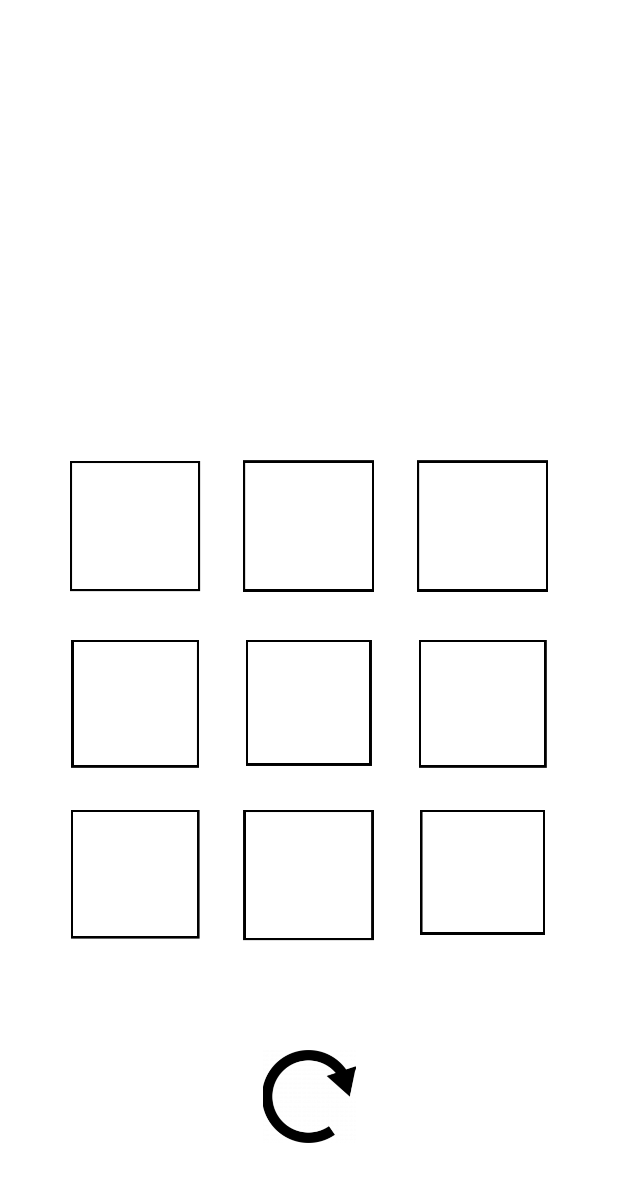
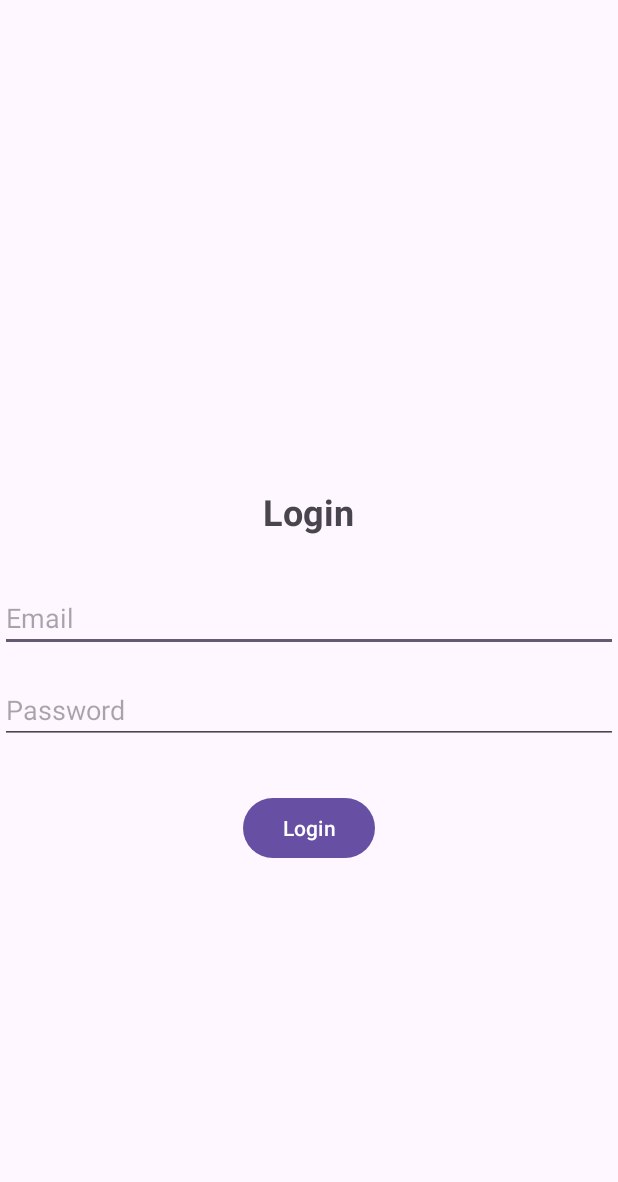
Before and after one commit to ItayMis/Tic_Tac_Toe_project, an Android app: the screen it shows after launch (MainActivity before the commit, LoginActivity after it), on a phone screen of 412 x 824 dp. Shown: the top 1182 px of the screen. Run offline under Robolectric (Android 15) with nearby library versions, the phone set to English and light mode, and no system bars; our stand-ins replace Firebase (no records; nobody signed in at launch, a user with empty details on screens opened directly); Roboto replaces fonts that are not available here.

Commit message:
8th commit

```diff
--- a/app/build.gradle.kts
+++ b/app/build.gradle.kts
@@ -37,7 +37,9 @@ dependencies {
     implementation(libs.material)
     implementation(libs.activity)
     implementation(libs.constraintlayout)
+    implementation(libs.firebase.auth)
     testImplementation(libs.junit)
     androidTestImplementation(libs.ext.junit)
     androidTestImplementation(libs.espresso.core)
+
 }
--- a/app/src/main/AndroidManifest.xml
+++ b/app/src/main/AndroidManifest.xml
@@ -13,14 +13,20 @@
         android:theme="@style/Theme.TicTacToeProject"
         tools:targetApi="31">
         <activity
-            android:name=".MainActivity"
-            android:exported="true">
+            android:name=".LoginActivity"
+            android:exported="true" >
             <intent-filter>
                 <action android:name="android.intent.action.MAIN" />
 
                 <category android:name="android.intent.category.LAUNCHER" />
             </intent-filter>
         </activity>
+        <activity
+            android:name=".MainActivity"
+            android:exported="false">
+
+        </activity>
+
         <meta-data
             android:name="preloaded_fonts"
             android:resource="@array/preloaded_fonts" />
--- /dev/null
+++ b/app/src/main/java/com/example/tictactoeproject/LoginActivity.java
@@ -0,0 +1,47 @@
+package com.example.tictactoeproject;
+
+import android.os.Bundle;
+
+import androidx.activity.EdgeToEdge;
+import androidx.annotation.NonNull;
+import androidx.appcompat.app.AppCompatActivity;
+import androidx.core.graphics.Insets;
+import androidx.core.view.ViewCompat;
+import androidx.core.view.WindowInsetsCompat;
+
+import com.google.android.gms.tasks.OnCompleteListener;
+import com.google.android.gms.tasks.Task;
+import com.google.firebase.auth.AuthResult;
+import com.google.firebase.auth.FirebaseAuth;
+
+public class LoginActivity extends AppCompatActivity {
+
+    @Override
+    protected void onCreate(Bundle savedInstanceState) {
+        super.onCreate(savedInstanceState);
+        EdgeToEdge.enable(this);
+        setContentView(R.layout.activity_login);
+        ViewCompat.setOnApplyWindowInsetsListener(findViewById(R.id.main), (v, insets) -> {
+            Insets systemBars = insets.getInsets(WindowInsetsCompat.Type.systemBars());
+            v.setPadding(systemBars.left, systemBars.top, systemBars.right, systemBars.bottom);
+            return insets;
+        });
+        FirebaseAuth mAuth = FirebaseAuth.getInstance();
+        mAuth.signInWithEmailAndPassword("william.henry.harrison@example-pet-store.com", "password").addOnCompleteListener(new OnCompleteListener<AuthResult>() {
+            @Override
+            public void onComplete(@NonNull Task<AuthResult> task) {
+                if(task.isSuccessful()){
+                    System.out.println("Login Successful");
+                }
+                else{
+                    System.out.println("Login Failed");
+                }
+            }
+        });
+
+    }
+
+
+
+
+}
--- /dev/null
+++ b/app/src/main/res/layout/activity_login.xml
@@ -0,0 +1,45 @@
+<?xml version="1.0" encoding="utf-8"?>
+<RelativeLayout xmlns:android="http://schemas.android.com/apk/res/android"
+    android:id="@+id/main"
+    android:layout_width="match_parent"
+    android:layout_height="match_parent"
+    android:padding="16dp">
+
+    <TextView
+        android:id="@+id/login_title"
+        android:layout_width="wrap_content"
+        android:layout_height="wrap_content"
+        android:layout_above="@id/email_input"
+        android:layout_centerHorizontal="true"
+        android:layout_marginBottom="32dp"
+        android:text="Login"
+        android:textSize="24sp"
+        android:textStyle="bold" />
+
+    <EditText
+        android:id="@+id/email_input"
+        android:layout_width="match_parent"
+        android:layout_height="wrap_content"
+        android:layout_centerInParent="true"
+        android:hint="Email"
+        android:inputType="textEmailAddress" />
+
+    <EditText
+        android:id="@+id/password_input"
+        android:layout_width="match_parent"
+        android:layout_height="wrap_content"
+        android:layout_below="@id/email_input"
+        android:layout_marginTop="16dp"
+        android:hint="Password"
+        android:inputType="textPassword" />
+
+    <Button
+        android:id="@+id/login_button"
+        android:layout_width="wrap_content"
+        android:layout_height="wrap_content"
+        android:layout_below="@id/password_input"
+        android:layout_centerHorizontal="true"
+        android:layout_marginTop="32dp"
+        android:text="Login" />
+
+</RelativeLayout>
--- a/app/src/main/res/layout/activity_main.xml
+++ b/app/src/main/res/layout/activity_main.xml
@@ -125,6 +125,7 @@
         android:layout_marginBottom="21dp"
         android:fontFamily="@font/ultra"
         android:textAlignment="center"
+        android:textColor="#000000"
         android:textSize="24sp"
         app:layout_constraintBottom_toTopOf="@+id/tableLayout"
         app:layout_constraintEnd_toEndOf="parent"
--- a/gradle/libs.versions.toml
+++ b/gradle/libs.versions.toml
@@ -7,6 +7,7 @@ appcompat = "1.7.0"
 material = "1.12.0"
 activity = "1.9.2"
 constraintlayout = "2.1.4"
+firebaseAuth = "23.0.0"
 
 [libraries]
 junit = { group = "junit", name = "junit", version.ref = "junit" }
@@ -16,6 +17,7 @@ appcompat = { group = "androidx.appcompat", name = "appcompat", version.ref = "a
 material = { group = "com.google.android.material", name = "material", version.ref = "material" }
 activity = { group = "androidx.activity", name = "activity", version.ref = "activity" }
 constraintlayout = { group = "androidx.constraintlayout", name = "constraintlayout", version.ref = "constraintlayout" }
+firebase-auth = { group = "com.google.firebase", name = "firebase-auth", version.ref = "firebaseAuth" }
 
 [plugins]
 android-application = { id = "com.android.application", version.ref = "agp" }
```
